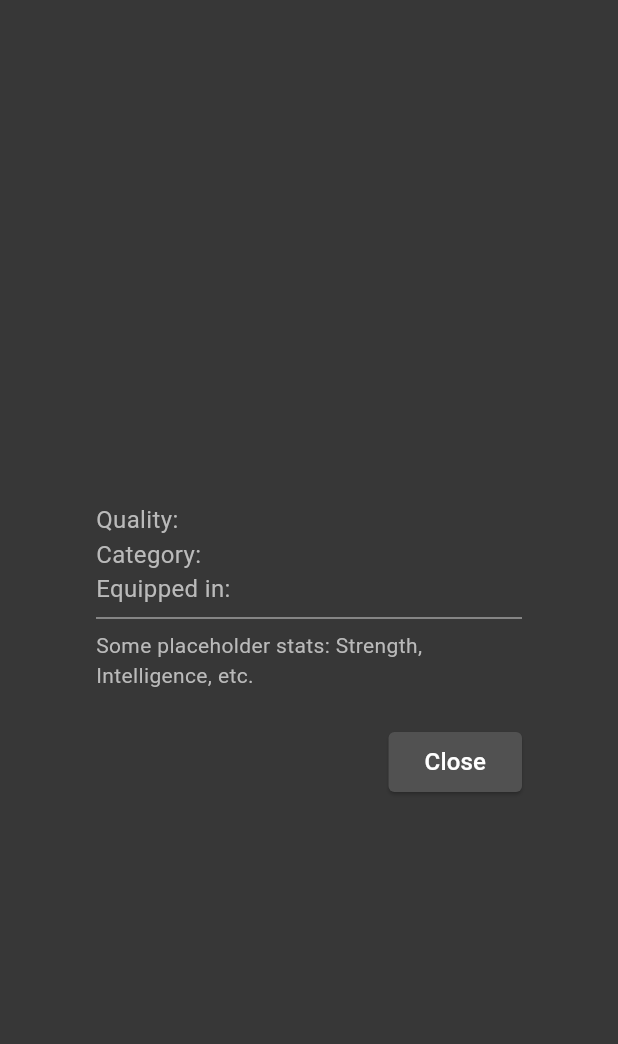
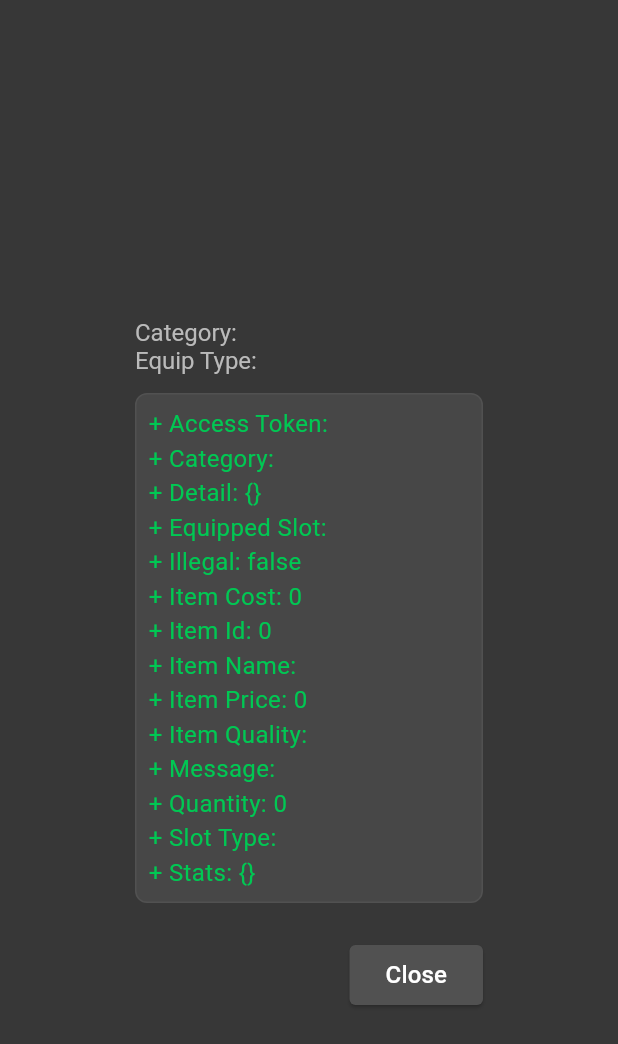
Before and after one commit to alcheeee/LazyExtraction-Backend, a Flutter app: the ItemDetailsDialog widget shown alone on an empty page, opened directly with empty values, on a phone screen of 412 x 824 dp. Shown: the top 1044 px of the screen. Run offline on Flutter 3.47's test engine with Material 3 defaults, Android fonts, the phone set to English and light mode, and no system bars; network calls fail.

Commit message:
CHANGE LOG 0.1203:
- Major UI Update

- We getting somewhere BABAYYYYY

TODO:

-

- Posting on black market

- Remove item from user inventory if <= 0 in get inventory route

```diff
--- /dev/null
+++ b/rpg_ui/lib/api_calls/items_api.dart
@@ -0,0 +1,77 @@
+import 'package:http/http.dart' as http;
+import 'dart:convert';
+import '../config.dart';
+import '../models/item_model.dart';
+
+class ItemManager {
+
+  // Fetch Users Inventory
+  static Future<List<Item>> fetchInventory() async {
+    var response = await http.post(Uri.parse('${APIUrl.apiURL}/game/get-user-inventory'),
+      headers: {
+        'Authorization': 'Bearer ${SessionManager.accessToken}',
+      },
+    );
+
+    if (response.statusCode == 200) {
+      List<dynamic> jsonData = jsonDecode(response.body);
+      return jsonData.map((item) => Item.fromJson(item)).toList();
+    } else {
+      throw Exception('Failed to load inventory');
+    }
+  }
+
+  // Equip Item
+  static Future<String> equipItem(int itemId) async {
+    var response = await http.post(
+      Uri.parse('${APIUrl.apiURL}/game/equip-item'),
+      headers: {
+        'Content-Type': 'application/json',
+        'Authorization': 'Bearer ${SessionManager.accessToken}',
+      },
+      body: jsonEncode({'item_id': itemId}),
+    );
+
+    if (response.statusCode == 200) {
+      return jsonDecode(response.body)['message'] ?? 'Item equipped successfully';
+    } else {
+      throw Exception('${jsonDecode(response.body)['detail']['message']}');
+    }
+  }
+
+
+  // Fetch Market Items
+  static Future<List<Item>> fetchMarketItems() async {
+    var response = await http.post(Uri.parse('${APIUrl.apiURL}/market/get-generalmarket-items'),
+      headers: {
+        'Authorization': 'Bearer ${SessionManager.accessToken}',
+      },
+    );
+
+    if (response.statusCode == 200) {
+      List<dynamic> jsonData = jsonDecode(response.body);
+      return jsonData.map((item) => Item.fromJson(item)).toList();
+    } else {
+      throw Exception('Failed to load inventory');
+    }
+  }
+  static Future<String> buyItem(int itemId, int quantity) async {
+    var response = await http.post(Uri.parse('${APIUrl.apiURL}/market/buy-market-item'),
+      headers: {
+        'Content-Type': 'application/json',
+        'Authorization': 'Bearer ${SessionManager.accessToken}',
+      },
+      body: jsonEncode({
+        'item_id': itemId,
+        'quantity': quantity
+      }),
+    );
+
+    if (response.statusCode == 200) {
+      return 'Purchase successful';
+    } else {
+      var data = jsonDecode(response.body);
+      return 'Failed to buy item: ${data['detail']['message']}';
+    }
+  }
+}
--- a/rpg_ui/lib/common_imports.dart
+++ b/rpg_ui/lib/common_imports.dart
@@ -8,3 +8,6 @@ export 'api_calls/routes.dart';
 // Export widgets
 export 'widgets/appbar_widget.dart';
 export 'widgets/app_theme.dart';
+
+// Models
+export 'models/item_model.dart';
--- a/rpg_ui/lib/config.dart
+++ b/rpg_ui/lib/config.dart
@@ -7,5 +7,5 @@ class SessionManager {
 }
 
 class APIUrl {
-  static const String apiURL = 'http://10.0.2.2:8001';
+  static const String apiURL = 'http://10.0.2.2:8002';
 }
--- /dev/null
+++ b/rpg_ui/lib/models/item_model.dart
@@ -0,0 +1,92 @@
+import 'package:flutter/material.dart';
+
+class Item {
+  final int itemId;
+  final String itemName;
+  final String itemQuality;
+  final int quantity;
+  final bool illegal;
+  final String category;
+  final String? slotType;
+  String? equippedSlot;
+  final Map<String, dynamic>? stats;
+  final String itemAsset;
+  final int? itemCost;
+  final int? itemSell;
+
+  Item({
+    required this.itemId,
+    required this.itemName,
+    required this.itemQuality,
+    required this.quantity,
+    required this.illegal,
+    required this.category,
+    required this.itemAsset,
+    this.slotType,
+    this.equippedSlot,
+    this.stats,
+    this.itemCost,
+    this.itemSell,
+  });
+
+  Map<String, dynamic> toMap() {
+    return {
+      'item_id': itemId,
+      'item_name': itemName,
+      'item_quality': itemQuality,
+      'quantity': quantity,
+      'item_cost': itemCost,
+      'sell_price': itemSell,
+      'illegal': illegal,
+      'category': category,
+      'slot_type': slotType,
+      'equipped_slot': equippedSlot,
+      'stats': stats,
+    };
+  }
+
+  factory Item.fromJson(Map<String, dynamic> json) {
+    return Item(
+      itemId: json['item_id'],
+      itemName: json['item_name'],
+      itemQuality: json['item_quality'],
+      quantity: json['quantity'],
+      illegal: json['illegal'],
+      category: json['category'],
+      slotType: json['slot_type'],
+      equippedSlot: json['equipped_slot'],
+      stats: json['stats'],
+      itemAsset: 'assets/placeholder_item.png', // Placeholder
+      itemCost: json['item_cost'],
+      itemSell: json['item_price'],
+    );
+  }
+
+  Color get qualityColor => _getColorForQuality(itemQuality);
+  Color _getColorForQuality(String quality) {
+    switch (quality) {
+      case 'Unique': return const Color(0xfffff533);
+      case 'Special': return const Color(0xff7400a5);
+      case 'Rare': return const Color(0xff232eff);
+      case 'Uncommon': return const Color(0xff008e35);
+      case 'Common': return const Color(0xffa5a5a5);
+      case 'Junk':default: return const Color(0xff737373);
+    }
+  }
+
+  Map<String, dynamic>? additionalDetails;
+  dynamic getPropertyValue(String key) {
+      switch(key) {
+        case 'quantity':
+          return quantity;
+        case 'itemQuality':
+          return itemQuality;
+        case 'item_cost':
+          return itemCost;
+        case 'item_price':
+          return itemSell;
+        default:
+          return additionalDetails?[key];
+      }
+    }
+}
--- a/rpg_ui/lib/screens/login_screen.dart
+++ b/rpg_ui/lib/screens/login_screen.dart
@@ -4,7 +4,7 @@ import 'package:http/http.dart' as http;
 import 'package:rpg_ui/widgets/app_theme.dart';
 import 'dart:convert';
 import '../common_imports.dart';
-import '../api_calls/user_manager.dart';
+import '../api_calls/user_auth_api.dart';
 
 class LoginScreen extends StatefulWidget {
   const LoginScreen({super.key});
--- a/rpg_ui/lib/screens/register_screen.dart
+++ b/rpg_ui/lib/screens/register_screen.dart
@@ -1,6 +1,6 @@
 import 'package:flutter/material.dart';
 import '../common_imports.dart';
-import '../api_calls/user_manager.dart';
+import '../api_calls/user_auth_api.dart';
 
 
 class RegisterScreen extends StatefulWidget {
--- a/rpg_ui/lib/widgets/inventory_item_widget.dart
+++ /dev/null
@@ -1,180 +0,0 @@
-import 'package:flutter/material.dart';
-import '../common_imports.dart';
-
-class ItemTile extends StatelessWidget {
-  final Map<String, dynamic> item;
-  final List<String> bottomInfoKeys;  // Keys for information to display at the bottom
-  final VoidCallback onTap;
-
-  const ItemTile({super.key, required this.item, required this.bottomInfoKeys, required this.onTap});
-
-  @override
-  Widget build(BuildContext context) {
-    return GestureDetector(
-      onTap: onTap,
-      child: Container(
-        padding: const EdgeInsets.all(6),
-        decoration: BoxDecoration(
-          color: UIColors.secondaryBackgroundColor,
-          border: Border.all(color: UIColors.primaryOutlineColor),
-          borderRadius: BorderRadius.circular(2),
-          boxShadow: [
-            BoxShadow(
-              color: Colors.black.withOpacity(0.1),
-              spreadRadius: 1,
-              blurRadius: 2,
-              offset: const Offset(0, 1),
-            ),
-          ],
-        ),
-        child: Column(
-          crossAxisAlignment: CrossAxisAlignment.start,
-          mainAxisAlignment: MainAxisAlignment.spaceBetween,
-          children: [
-            Text(item['item_name'], style: TextStyle(color: _getColorForQuality(item['item_quality']), fontWeight: FontWeight.bold)),
-            Expanded(
-              child: Center(
-                child: Opacity(
-                  opacity: 0.5,
-                  child: Image.asset('assets/placeholder_item.png', fit: BoxFit.cover),
-                ),
-              ),
-            ),
-            ...bottomInfoKeys.map((key) => Align(
-              alignment: Alignment.bottomRight,
-              child: Text('${key.capitalize()}: ${item[key].toString()}', style: const TextStyle(color: UIColors.primaryTextColor)),
-            )),
-          ],
-        ),
-      ),
-    );
-  }
-
-  Color _getColorForQuality(String quality) {
-    switch (quality) {
-      case 'Unique':
-        return Colors.purple;
-      case 'Special':
-        return Colors.blue;
-      case 'Rare':
-        return Colors.green;
-      case 'Uncommon':
-        return Colors.orange;
-      case 'Common':
-        return Colors.grey;
-      case 'Junk':
-      default:
-        return Colors.brown;
-    }
-  }
-}
-
-extension StringExtension on String {
-  String capitalize() {
-    return "${this[0].toUpperCase()}${substring(1)}";
-  }
-}
-
-class ItemDetailsDialog extends StatefulWidget {
-  final BuildContext context;
-  final Map<String, dynamic> item;
-  final bool showEquipButton;
-  final bool showBuyButton;
-  final bool showSellButton;
-  final VoidCallback? onEquip;
-  final VoidCallback? onBuy;
-  final VoidCallback? onSell;
-
-  const ItemDetailsDialog({
-    super.key,
-    required this.context,
-    required this.item,
-    this.showEquipButton = false,
-    this.showBuyButton = false,
-    this.showSellButton = false,
-    this.onEquip,
-    this.onBuy,
-    this.onSell,
-  });
-
-  @override
-  State<ItemDetailsDialog> createState() => _ItemDetailsDialogState();
-}
-
-class _ItemDetailsDialogState extends State<ItemDetailsDialog> with SingleTickerProviderStateMixin {
-  late AnimationController _controller;
-  late Animation<double> _scaleAnimation;
-
-    @override
-    void initState() {
-      super.initState();
-      _controller = AnimationController(
-        vsync: this,
-        duration: const Duration(milliseconds: 300),
-      );
-      _scaleAnimation = CurvedAnimation(parent: _controller, curve: Curves.elasticInOut);
-      _controller.forward();
-    }
-
-    @override
-    void dispose() {
-      _controller.dispose();
-      super.dispose();
-    }
-
-    @override
-    Widget build(BuildContext context) {
-      return ScaleTransition(
-        scale: _scaleAnimation,
-        child: AlertDialog(
-          shape: RoundedRectangleBorder(borderRadius: BorderRadius.circular(4)),
-          backgroundColor: UIColors.primaryBackgroundColor,
-          title: Text(widget.item['item_name'], style: const TextStyle(
-            color: UIColors.primaryTextColor,
-            fontSize: 20,
-            fontWeight: FontWeight.bold,
-          )),
-          content: SingleChildScrollView(
-            child: ListBody(
-              children: [
-                _itemDetailText('Quality: ${widget.item['item_quality']}'),
-                _itemDetailText('Category: ${widget.item['category']}'),
-                widget.item['item_slot'] != null ? _itemDetailText('Equipped in: ${widget.item['item_slot']}') : const SizedBox.shrink(),
-                const Divider(color: Colors.grey),
-                const Text(
-                  'Some placeholder stats: Strength, Intelligence, etc.',
-                  style: TextStyle(color: UIColors.secondaryTextColor),
-                ),
-              ],
-            ),
-          ),
-          actions: <Widget>[
-            if (widget.showEquipButton)
-              AppTheme.customButton(
-                  label: 'Equip',
-                  onPressed: widget.onEquip ?? () => Navigator.of(context).pop()),
-            if (widget.showBuyButton)
-              AppTheme.customButton(
-                  label: 'Buy',
-                  onPressed: widget.onBuy ?? () => Navigator.of(context).pop()),
-            if (widget.showSellButton)
-              AppTheme.customButton(
-                  label: 'Sell',
-                  onPressed: widget.onSell ?? () => Navigator.of(context).pop()),
-            AppTheme.customButton(
-              label: 'Close',
-              onPressed: () => Navigator.of(context).pop(),
-            ),
-          ],
-        ),
-      );
-    }
-
-  Widget _itemDetailText(String text) => Text(
-    text,
-    style: const TextStyle(
-      color: UIColors.secondaryTextColor,
-      fontSize: 16,
-    ),
-  );
-}
--- /dev/null
+++ b/rpg_ui/lib/widgets/item_details_dialogue.dart
@@ -0,0 +1,134 @@
+import 'package:flutter/material.dart';
+import '../common_imports.dart';
+
+class ItemDetailsDialog extends StatefulWidget {
+  final Item item;
+  final bool showEquipButton;
+  final bool showBuyButton;
+  final bool showSellButton;
+  final VoidCallback? onEquip;
+  final VoidCallback? onBuy;
+  final VoidCallback? onSell;
+
+  const ItemDetailsDialog({
+    super.key,
+    required this.item,
+    this.showEquipButton = false,
+    this.showBuyButton = false,
+    this.showSellButton = false,
+    this.onEquip,
+    this.onBuy,
+    this.onSell,
+  });
+
+  @override
+  _ItemDetailsDialogState createState() => _ItemDetailsDialogState();
+}
+
+class _ItemDetailsDialogState extends State<ItemDetailsDialog> with SingleTickerProviderStateMixin {
+  late AnimationController _controller;
+  late Animation<double> _scaleAnimation;
+
+  @override
+  void initState() {
+    super.initState();
+    _controller = AnimationController(
+      vsync: this,
+      duration: const Duration(milliseconds: 100),
+    );
+    _scaleAnimation = CurvedAnimation(parent: _controller, curve: Curves.elasticInOut);
+    _controller.forward();
+  }
+
+  @override
+  void dispose() {
+    _controller.dispose();
+    super.dispose();
+  }
+
+  // Text(item.itemName, style: TextStyle(color: item.qualityColor, fontWeight: FontWeight.bold)),
+  // child: Image.asset(item.itemAsset, fit: BoxFit.cover)
+
+  @override
+  Widget build(BuildContext context) {
+    return ScaleTransition(
+      scale: _scaleAnimation,
+      child: AlertDialog(
+        shape: RoundedRectangleBorder(borderRadius: BorderRadius.circular(2)),
+        backgroundColor: UIColors.primaryBackgroundColor,
+        title: Text(widget.item.itemName, style: TextStyle(
+          color: widget.item.qualityColor,
+          fontSize: 20,
+          fontWeight: FontWeight.bold,
+        )),
+        content: SingleChildScrollView(
+          child: ListBody(
+            children: [
+              _itemDetailText(widget.item.itemQuality, widget.item.qualityColor),
+              _itemDetailText('Category: ${widget.item.category}', UIColors.secondaryTextColor),
+              if (widget.item.slotType != null) _itemDetailText('Equip Type: ${widget.item.slotType!}', UIColors.secondaryTextColor),
+              if (widget.item.stats != null) _statSection(widget.item.stats!),
+            ],
+          ),
+        ),
+        actions: <Widget>[
+          if (widget.showEquipButton)
+            AppTheme.customButton(
+                label: widget.item.equippedSlot == null ? 'Equip' : 'Unequip',
+                onPressed: widget.onEquip ?? () => Navigator.of(context).pop()),
+          if (widget.showBuyButton)
+            AppTheme.customButton(
+                label: 'Buy', onPressed: widget.onBuy ?? () => Navigator.of(context).pop()),
+          if (widget.showSellButton)
+            AppTheme.customButton(
+                label: 'Sell', onPressed: widget.onSell ?? () => Navigator.of(context). pop()),
+          AppTheme.customButton(label: 'Close', onPressed: () => Navigator.of(context).pop()),
+        ],
+      ),
+    );
+  }
+
+  Widget _itemDetailText(String value, Color valueColor) {
+    return RichText(
+      text: TextSpan(
+        style: const TextStyle(
+          fontSize: 16,
+          color: UIColors.secondaryTextColor,
+        ),
+        children: <TextSpan>[
+          TextSpan(text: value, style: TextStyle(color: valueColor)),
+        ],
+      ),
+    );
+  }
+
+  Widget _statSection(Map<String, dynamic> stats) {
+    return Container(
+      margin: const EdgeInsets.only(top: 12),
+      padding: const EdgeInsets.all(8),
+      decoration: BoxDecoration(
+        color: UIColors.secondaryBackgroundColor,
+        borderRadius: BorderRadius.circular(8),
+        border: Border.all(color: UIColors.primaryOutlineColor),
+      ),
+      child: Column(
+        crossAxisAlignment: CrossAxisAlignment.start,
+        children: stats.entries.map((entry) => Text(
+          '+ ${_formatStatName(entry.key)}: ${entry.value}',
+          style: TextStyle(color: Colors.greenAccent[700], fontSize: 16),
+        )).toList(),
+      ),
+    );
+  }
+
+  String _formatStatName(String statName) {
+    return statName.replaceAll('_', ' ').split(' ').map((str) => str.capitalize()).join(' ');
+  }
+}
+
+extension on String {
+  String capitalize() {
+    if (isEmpty) return this;
+    return "${this[0].toUpperCase()}${substring(1).toLowerCase()}";
+  }
+}
```
Also changed, not shown: rpg_ui/lib/api_calls/item_manager.dart (deleted, +0 -37 lines), rpg_ui/lib/screens/inventory_screen.dart (+92 -30 lines), rpg_ui/lib/widgets/item_tile.dart (added, +88 -0 lines), rpg_ui/lib/api_calls/user_auth_api.dart (renamed from rpg_ui/lib/api_calls/user_manager.dart), 5 other files.
